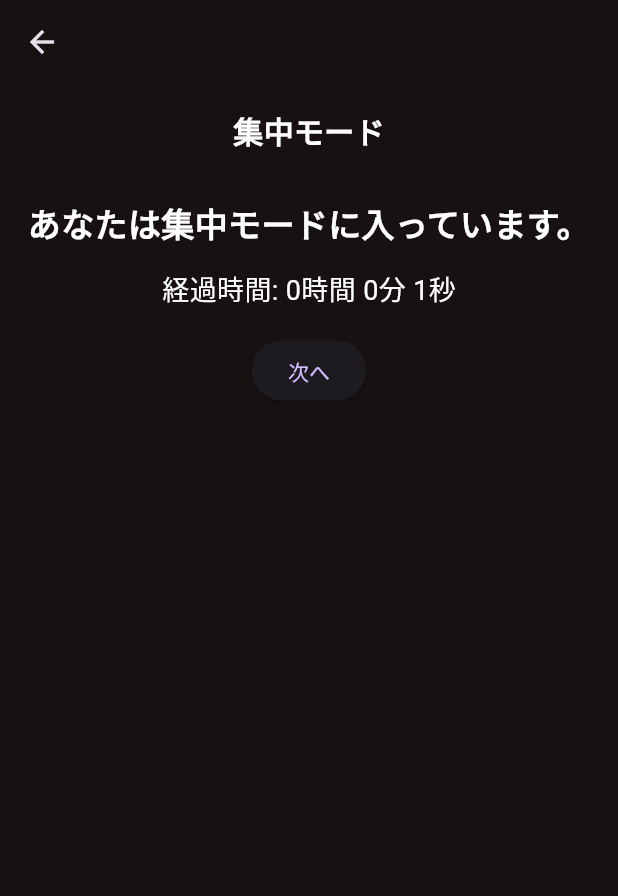
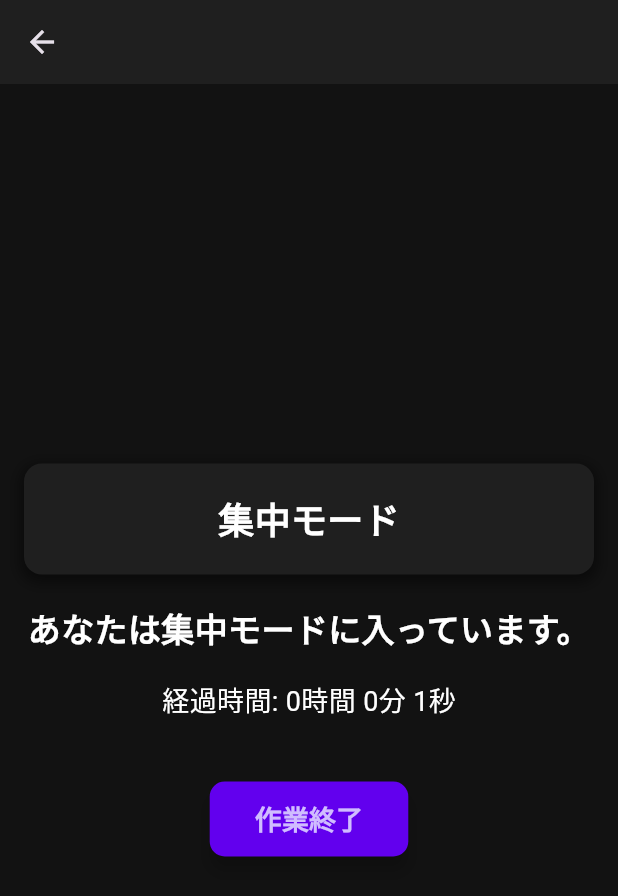
Before and after one commit to jphacks/os_2406, a Flutter app: the PreWorkScreen screen opened directly, after a tap on "スタート", on a phone screen of 412 x 824 dp. Shown: the top 896 px of the screen. Run offline on Flutter 3.47's test engine with Material 3 defaults, Android fonts, the phone set to English and light mode, and no system bars; our stand-ins replace syncfusion_flutter_charts.

Commit message:
change style

```diff
--- a/flutter_application/lib/src/input_before.dart
+++ b/flutter_application/lib/src/input_before.dart
@@ -32,16 +32,16 @@ class _PreWorkScreenState extends State<PreWorkScreen> {
   @override
   Widget build(BuildContext context) {
     return Scaffold(
-      backgroundColor: const Color(0xFF000000), // 背景色を黒に
+      backgroundColor: const Color(0xFF1A1A1A), // ダークグレーの背景
       appBar: AppBar(
-        backgroundColor: const Color(0xFF000000), // ダークグレー
+        backgroundColor: const Color(0xFF000000), // 黒
         title: const Text(
           '入力画面',
-          style: TextStyle(fontSize: 18, fontWeight: FontWeight.bold),
+          style: TextStyle(fontSize: 20, fontWeight: FontWeight.bold, color: Colors.white),
         ),
         centerTitle: true,
       ),
-      body: SingleChildScrollView( // Scrollable Widget
+      body: SingleChildScrollView(
         padding: const EdgeInsets.symmetric(horizontal: 16.0),
         child: Column(
           crossAxisAlignment: CrossAxisAlignment.stretch,
@@ -53,24 +53,9 @@ class _PreWorkScreenState extends State<PreWorkScreen> {
               style: TextStyle(color: Colors.white, fontSize: 16, fontWeight: FontWeight.w500),
             ),
             const SizedBox(height: 8),
-            TextField(
-              onChanged: (value) {
-                setState(() {
-                  energyDrink = value;
-                });
-              },
-              decoration: InputDecoration(
-                hintText: '選択',
-                hintStyle: const TextStyle(color: Color(0xFFFFFFFF)),
-                filled: true,
-                fillColor: const Color(0xFF2C2C2C), // ダークグレー
-                border: OutlineInputBorder(
-                  borderRadius: BorderRadius.circular(12),
-                  borderSide: BorderSide(color: const Color(0xFFFFFFFF), width: 1), // 薄いグレーのボーダー
-                ),
-                contentPadding: const EdgeInsets.symmetric(horizontal: 16, vertical: 16),
-              ),
-              style: const TextStyle(color: Colors.white),
+            _buildTextField(
+              hint: '選択',
+              onChanged: (value) => setState(() => energyDrink = value),
             ),
             const SizedBox(height: 8),
             // Wake up time TextField
@@ -79,24 +64,9 @@ class _PreWorkScreenState extends State<PreWorkScreen> {
               style: TextStyle(color: Colors.white, fontSize: 16, fontWeight: FontWeight.w500),
             ),
             const SizedBox(height: 8),
-            TextField(
-              onChanged: (value) {
-                setState(() {
-                  wakeUpTime = value;
-                });
-              },
-              decoration: InputDecoration(
-                hintText: '入力',
-                hintStyle: const TextStyle(color: Color(0xFFFFFFFF)),
-                filled: true,
-                fillColor: const Color(0xFF2C2C2C), // ダークグレー
-                border: OutlineInputBorder(
-                  borderRadius: BorderRadius.circular(12),
-                  borderSide: BorderSide(color: const Color(0xFF3E3E3E), width: 1), // 薄いグレーのボーダー
-                ),
-                contentPadding: const EdgeInsets.symmetric(horizontal: 16, vertical: 16),
-              ),
-              style: const TextStyle(color: Colors.white),
+            _buildTextField(
+              hint: '入力',
+              onChanged: (value) => setState(() => wakeUpTime = value),
             ),
             const SizedBox(height: 8),
             // Current time TextField
@@ -105,24 +75,9 @@ class _PreWorkScreenState extends State<PreWorkScreen> {
               style: TextStyle(color: Colors.white, fontSize: 16, fontWeight: FontWeight.w500),
             ),
             const SizedBox(height: 8),
-            TextField(
-              onChanged: (value) {
-                setState(() {
-                  currentTime = value;
-                });
-              },
-              decoration: InputDecoration(
-                hintText: '入力',
-                hintStyle: const TextStyle(color: Color(0xFFFFFFFF)),
-                filled: true,
-                fillColor: const Color(0xFF2C2C2C), // ダークグレー
-                border: OutlineInputBorder(
-                  borderRadius: BorderRadius.circular(12),
-                  borderSide: BorderSide(color: const Color(0xFF3E3E3E), width: 1), // 薄いグレーのボーダー
-                ),
-                contentPadding: const EdgeInsets.symmetric(horizontal: 16, vertical: 16),
-              ),
-              style: const TextStyle(color: Colors.white),
+            _buildTextField(
+              hint: '入力',
+              onChanged: (value) => setState(() => currentTime = value),
             ),
             const SizedBox(height: 8),
             // Last night sleep duration TextField
@@ -131,24 +86,9 @@ class _PreWorkScreenState extends State<PreWorkScreen> {
               style: TextStyle(color: Colors.white, fontSize: 16, fontWeight: FontWeight.w500),
             ),
             const SizedBox(height: 8),
-            TextField(
-              onChanged: (value) {
-                setState(() {
-                  lastNightSleepDuration = value;
-                });
-              },
-              decoration: InputDecoration(
-                hintText: '入力',
-                hintStyle: const TextStyle(color: Color(0xFFFFFFFF)),
-                filled: true,
-                fillColor: const Color(0xFF2C2C2C), // ダークグレー
-                border: OutlineInputBorder(
-                  borderRadius: BorderRadius.circular(12),
-                  borderSide: BorderSide(color: const Color(0xFF3E3E3E), width: 1), // 薄いグレーのボーダー
-                ),
-                contentPadding: const EdgeInsets.symmetric(horizontal: 16, vertical: 16),
-              ),
-              style: const TextStyle(color: Colors.white),
+            _buildTextField(
+              hint: '入力',
+              onChanged: (value) => setState(() => lastNightSleepDuration = value),
             ),
             const SizedBox(height: 24),
             Row(
@@ -162,6 +102,7 @@ class _PreWorkScreenState extends State<PreWorkScreen> {
                       shape: RoundedRectangleBorder(
                         borderRadius: BorderRadius.circular(8),
                       ),
+                      elevation: 5, // シャドウ効果
                     ),
                     onPressed: () {
                       // InputData インスタンスを作成し、次の画面に渡す
@@ -177,7 +118,7 @@ class _PreWorkScreenState extends State<PreWorkScreen> {
                         MaterialPageRoute(builder: (context) => FocusScreen(data: inputData)),
                       );
                     },
-                    child: const Text('スタート', style: TextStyle(color: Colors.white)), // テキスト色を白に
+                    child: const Text('スタート', style: TextStyle(color: Colors.white)),
                   ),
                 ),
                 const SizedBox(width: 18),
@@ -188,4 +129,22 @@ class _PreWorkScreenState extends State<PreWorkScreen> {
       ),
     );
   }
+
+  Widget _buildTextField({required String hint, required ValueChanged<String> onChanged}) {
+    return TextField(
+      onChanged: onChanged,
+      decoration: InputDecoration(
+        hintText: hint,
+        hintStyle: const TextStyle(color: Color(0xFFB3B3B3)), // 薄いグレー
+        filled: true,
+        fillColor: const Color(0xFF2C2C2C), // ダークグレー
+        border: OutlineInputBorder(
+          borderRadius: BorderRadius.circular(12),
+          borderSide: BorderSide(color: const Color(0xFFFFFFFF), width: 1), // 白のボーダー
+        ),
+        contentPadding: const EdgeInsets.symmetric(horizontal: 16, vertical: 16),
+      ),
+      style: const TextStyle(color: Colors.white),
+    );
+  }
 }
--- a/flutter_application/lib/src/ongoing_mode.dart
+++ b/flutter_application/lib/src/ongoing_mode.dart
@@ -34,43 +34,53 @@ class _FocusScreenState extends State<FocusScreen> {
 
   @override
   Widget build(BuildContext context) {
-    final hours = _elapsedSeconds ~/ 3600; // 3600秒ごとに1時間
-    final minutes = (_elapsedSeconds % 3600) ~/ 60; // 60秒ごとに1分
-    final seconds = _elapsedSeconds % 60; // 残りの秒数
+    final hours = _elapsedSeconds ~/ 3600;
+    final minutes = (_elapsedSeconds % 3600) ~/ 60;
+    final seconds = _elapsedSeconds % 60;
 
     return Scaffold(
-      backgroundColor: const Color(0xFF181112),
+      backgroundColor: const Color(0xFF121212), // ダークグレーに変更
       appBar: AppBar(
-        backgroundColor: const Color(0xFF181112),
+        backgroundColor: const Color(0xFF1F1F1F),
         title: Text(
           widget.data.sleepDuration,
-          style: TextStyle(fontSize: 18, fontWeight: FontWeight.bold),
+          style: TextStyle(fontSize: 20, fontWeight: FontWeight.bold, color: Colors.white),
         ),
         centerTitle: true,
+        elevation: 0,
       ),
       body: SafeArea(
+        child: Padding(
+          padding: const EdgeInsets.all(16.0),
           child: Column(
-          mainAxisAlignment: MainAxisAlignment.spaceBetween,
-          children: [
-            Column(
+            mainAxisAlignment: MainAxisAlignment.center,
             children: [
               Container(
-                  padding: const EdgeInsets.all(16),
-                  decoration: const BoxDecoration(
-                    color: Color(0xFF181112),
+                padding: const EdgeInsets.all(20),
+                decoration: BoxDecoration(
+                  color: const Color(0xFF1F1F1F),
+                  borderRadius: BorderRadius.circular(12),
+                  boxShadow: [
+                    BoxShadow(
+                      color: Colors.black.withOpacity(0.5),
+                      spreadRadius: 2,
+                      blurRadius: 8,
+                      offset: Offset(0, 3),
+                    ),
+                  ],
                 ),
                 child: const Center(
                   child: Text(
                     '集中モード',
                     style: TextStyle(
                       color: Colors.white,
-                        fontSize: 20,
+                      fontSize: 24,
                       fontWeight: FontWeight.bold,
                     ),
                   ),
                 ),
               ),
-                const SizedBox(height: 16),
+              const SizedBox(height: 20),
               const Text(
                 "あなたは集中モードに入っています。",
                 style: TextStyle(
@@ -80,7 +90,7 @@ class _FocusScreenState extends State<FocusScreen> {
                 ),
                 textAlign: TextAlign.center,
               ),
-                const SizedBox(height: 16),
+              const SizedBox(height: 20),
               Text(
                 "経過時間: ${hours}時間 ${minutes}分 ${seconds}秒",
                 style: const TextStyle(
@@ -88,9 +98,7 @@ class _FocusScreenState extends State<FocusScreen> {
                   fontSize: 18,
                 ),
               ),
-                const SizedBox(height: 16),
-                Container(
-                ),
+              const SizedBox(height: 40),
               ElevatedButton(
                 onPressed: () {
                   Navigator.push(
@@ -98,11 +106,21 @@ class _FocusScreenState extends State<FocusScreen> {
                     MaterialPageRoute(builder: (context) => InputEvaluate(data: widget.data)),
                   );
                 },
-                  child: const Text('次へ'),
+                style: ElevatedButton.styleFrom(
+                  backgroundColor: const Color(0xFF6200EE), // ボタンの色を指定
+                  padding: const EdgeInsets.symmetric(horizontal: 30, vertical: 12),
+                  shape: RoundedRectangleBorder(
+                    borderRadius: BorderRadius.circular(10),
+                  ),
+                  elevation: 5,
+                ),
+                child: const Text(
+                  '作業終了',
+                  style: TextStyle(fontSize: 18, fontWeight: FontWeight.bold),
+                ),
               ),
             ],
           ),
-          ],
         ),
       ),
     );
```
Lines whose indentation alone changed are shown as unchanged.
